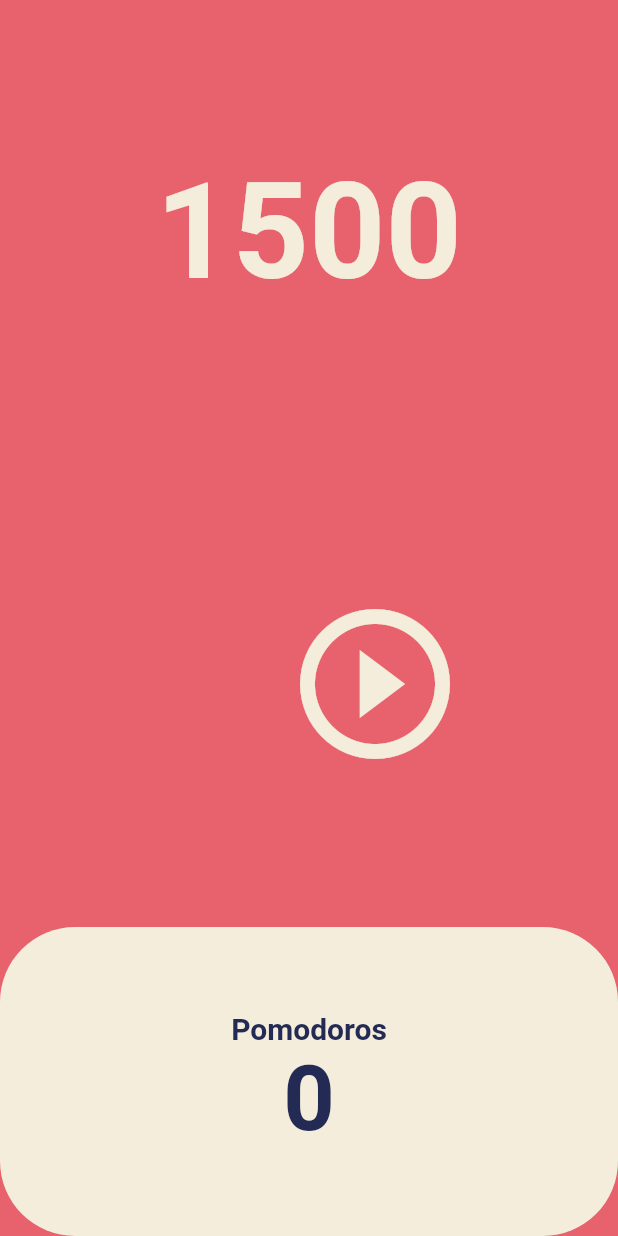
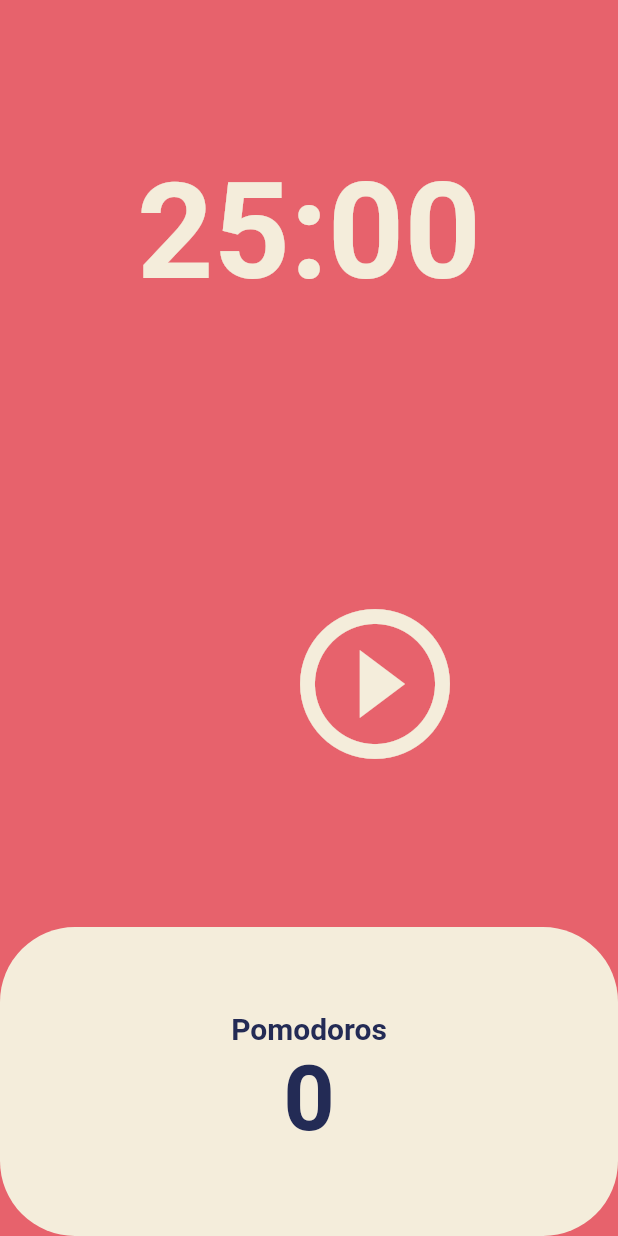
Before and after one commit to teddyjune/pomodoro_app, a Flutter app: the screen it shows after launch, on a phone screen of 412 x 824 dp. Run offline on Flutter 3.47's test engine with Material 2 defaults, Android fonts, the phone set to English and light mode, and no system bars.

Commit message:
feat: Date Format

```diff
--- a/lib/main_screen.dart
+++ b/lib/main_screen.dart
@@ -11,13 +11,23 @@ class MainScreen extends StatefulWidget {
 
 class _MainScreenState extends State<MainScreen> {
   int totalSeconds = 1500;
-  late Timer timer;
+  Timer? timer;
   bool isRunning = false;
+  int totalPomodoros = 0;
 
   void onTick(Timer timer) {
+    // 초기화
+    if (totalSeconds == 0) {
+      setState(() {
+        totalPomodoros = totalPomodoros + 1;
+        isRunning = false;
+        totalSeconds = 1500;
+      });
+    } else {
       setState(() {
         totalSeconds = totalSeconds - 1;
       });
+    }
   }
 
   void onStartPressed() {
@@ -28,10 +38,18 @@ class _MainScreenState extends State<MainScreen> {
   }
 
   void onPausePressed() {
-    timer.cancel();
+    if (timer != null) {
+      timer!.cancel();
+      timer = null;
       setState(() {
         isRunning = false;
       });
+    }
+  }
+
+  String format(int seconds) {
+    Duration duration = Duration(seconds: seconds);
+    return duration.toString().split(".").first.substring(2, 7);
   }
 
   @override
@@ -45,7 +63,7 @@ class _MainScreenState extends State<MainScreen> {
             child: Container(
               alignment: Alignment.bottomCenter,
               child: Text(
-                "$totalSeconds",
+                format(totalSeconds),
                 style: TextStyle(
                   color: Theme.of(context).cardColor,
                   fontSize: 89,
@@ -57,8 +75,10 @@ class _MainScreenState extends State<MainScreen> {
           Flexible(
             flex: 2,
             child: Center(
-              child: IconButton(
-
+              child: Column(
+                mainAxisAlignment: MainAxisAlignment.center,
+                children: [
+                  IconButton(
                     color: Theme.of(context).cardColor,
                     onPressed: isRunning ? onPausePressed : onStartPressed,
                     icon: Icon(
@@ -67,6 +87,8 @@ class _MainScreenState extends State<MainScreen> {
                           : Icons.play_circle_outline,
                       size: 120,
                     ),
+                  ),
+                ],
               ),
             ),
           ),
@@ -94,7 +116,7 @@ class _MainScreenState extends State<MainScreen> {
                                   .color),
                         ),
                         Text(
-                          "0",
+                          "$totalPomodoros",
                           style: TextStyle(
                               fontSize: 60,
                               fontWeight: FontWeight.bold,
```
Lines whose indentation alone changed are shown as unchanged.
